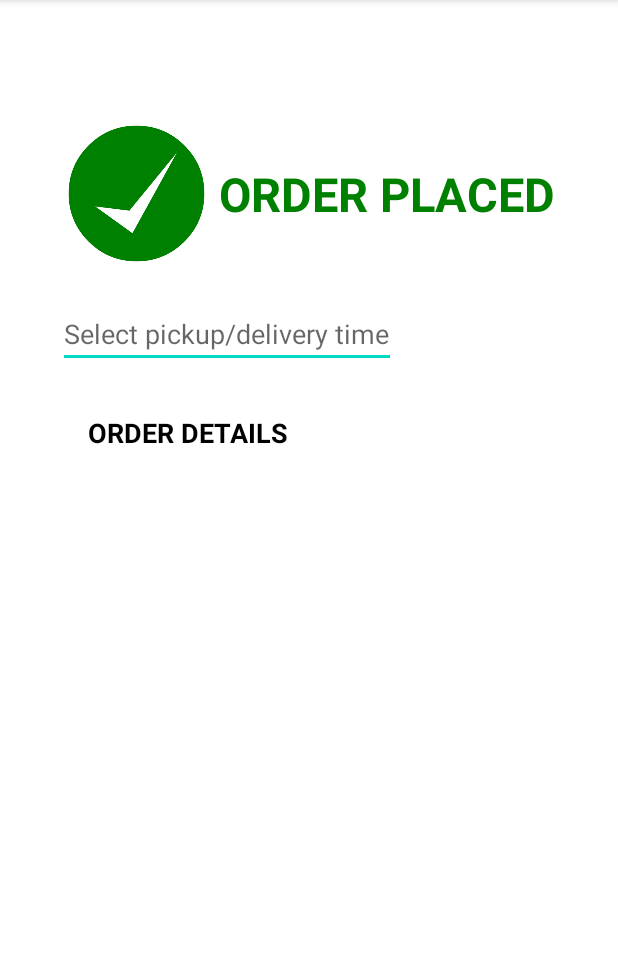
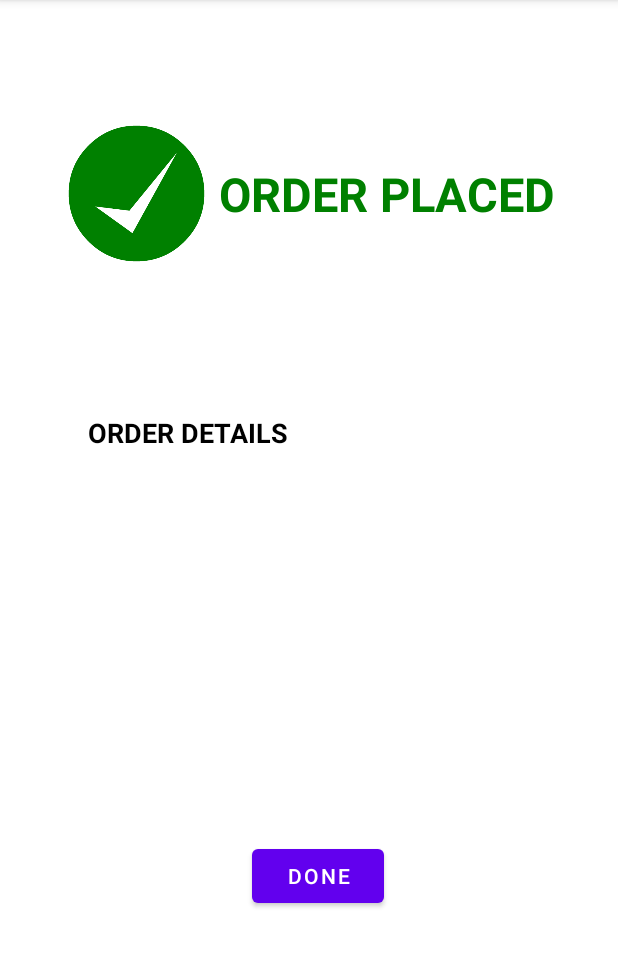
Before and after one commit to MofifoluwaLekeAkinrowo3651/Basic-Pizza-Android-App, an Android app: the AkinrowoActivity2 screen opened directly, with no data from a screen before it, after a tap on "ORDER", on a phone screen of 412 x 824 dp, the part 84-1051 px from its top. Run offline under Robolectric (Android 15) with nearby library versions, the phone set to English and light mode, and no system bars.

Commit message:
Commit. Changed date/time picker to alert dialog as per instruction

```diff
--- a/DiekoAssign22/src/main/java/dieko/akinrowo/n01343651/AkinrowoActivity2.java
+++ b/DiekoAssign22/src/main/java/dieko/akinrowo/n01343651/AkinrowoActivity2.java
@@ -47,7 +47,6 @@ public class AkinrowoActivity2 extends AppCompatActivity implements AdapterView.
         provinces.add("Saskatchewan");
         provinces.add("Yukon");
 
-
         ArrayAdapter array = new ArrayAdapter(this, android.R.layout.simple_spinner_item, provinces);
         array.setDropDownViewResource(android.R.layout.simple_spinner_dropdown_item);
         province.setAdapter(array);
@@ -69,6 +68,21 @@ public class AkinrowoActivity2 extends AppCompatActivity implements AdapterView.
                     if (address.getText().toString().trim().equalsIgnoreCase("")) {
                         address.setError("Please enter address");
                     }
+                    else {
+                        newActivity();
+                    }
+
+            TextView checkoutname = findViewById(R.id.diekoet);
+            TextView checkoutaddress = findViewById(R.id.diekoaddress);
+            TextView checkoutpostc = findViewById(R.id.diekopostc);
+
+            Intent intent = new Intent(AkinrowoActivity2.this, AkinrowoActivity3.class);
+            intent.putExtra("Name", checkoutname.getText().toString());
+            intent.putExtra("Address", checkoutaddress.getText().toString());
+            intent.putExtra("Postcode", checkoutpostc.getText().toString());
+            startActivity(intent);
+
+                });
 
             name.setOnKeyListener(new View.OnKeyListener() {
                 @Override
@@ -116,30 +130,12 @@ public class AkinrowoActivity2 extends AppCompatActivity implements AdapterView.
                 }
             });
 
-            TextView checkoutname = findViewById(R.id.diekoet);
-            TextView checkoutaddress = findViewById(R.id.diekoaddress);
-            TextView checkoutpostc = findViewById(R.id.diekopostc);
-            RadioButton size = findViewById(R.id.diekosm);
-
-            Intent intent = new Intent(AkinrowoActivity2.this, AkinrowoActivity3.class);
-            intent.putExtra("Name", checkoutname.getText().toString());
-            intent.putExtra("Address", checkoutaddress.getText().toString());
-            intent.putExtra("Postcode", checkoutpostc.getText().toString());
-
-            startActivity(intent);
-        });
-
-//        TextView checkoutname = findViewById(R.id.diekoet);
-//        TextView checkoutaddress = findViewById(R.id.diekoaddress);
-//        TextView checkoutpostc= findViewById(R.id.diekopostc);
-//
-//        Intent intent = new Intent(AkinrowoActivity2.this,AkinrowoActivity3.class);
-//        intent.putExtra("Name", checkoutname.getText().toString());
-//        intent.putExtra("Address", checkoutaddress.getText().toString());
-//        intent.putExtra("Postcode", checkoutpostc.getText().toString());
-//
         }
 
+    public void newActivity(){
+        Intent intent = new Intent(AkinrowoActivity2.this, AkinrowoActivity3.class);
+        startActivity(intent);
+    }
         @Override
         public void onItemSelected (AdapterView < ? > parent, View view,int position, long id){
 //do nothing
--- a/DiekoAssign22/src/main/res/layout/activity_final.xml
+++ b/DiekoAssign22/src/main/res/layout/activity_final.xml
@@ -71,15 +71,25 @@
         app:layout_constraintStart_toStartOf="parent"
         app:layout_constraintTop_toTopOf="parent" />
 
-    <EditText
-        android:id="@+id/diekodatetimepicker"
+    <Button
+        android:id="@+id/diekodone"
         android:layout_width="wrap_content"
         android:layout_height="wrap_content"
-        android:layout_marginTop="200dp"
-        android:layout_marginEnd="148dp"
-        android:hint="@string/select_pickup_delivery_time"
-        app:layout_constraintEnd_toEndOf="parent"
-        app:layout_constraintTop_toTopOf="parent" />
+        android:layout_marginEnd="156dp"
+        android:layout_marginBottom="160dp"
+        android:text="@string/done"
+        app:layout_constraintBottom_toBottomOf="parent"
+        app:layout_constraintEnd_toEndOf="parent" />
+
+    <!--    <EditText-->
+<!--        android:id="@+id/diekodatetimepicker"-->
+<!--        android:layout_width="wrap_content"-->
+<!--        android:layout_height="wrap_content"-->
+<!--        android:layout_marginTop="200dp"-->
+<!--        android:layout_marginEnd="148dp"-->
+<!--        android:hint="@string/select_pickup_delivery_time"-->
+<!--        app:layout_constraintEnd_toEndOf="parent"-->
+<!--        app:layout_constraintTop_toTopOf="parent" />-->
 
     <!--    <TextView-->
 <!--        android:id="@+id/diekoprovinceview"-->
--- a/DiekoAssign22/src/main/res/values/strings.xml
+++ b/DiekoAssign22/src/main/res/values/strings.xml
@@ -44,5 +44,6 @@
     <string name="order_placed">ORDER PLACED</string>
     <string name="order_details">ORDER DETAILS</string>
     <string name="select_pickup_delivery_time">Select pickup/delivery time</string>
+    <string name="done">DONE</string>
 
 </resources>
```
Also changed, not shown: DiekoAssign22/src/main/java/dieko/akinrowo/n01343651/AkinrowoActivity3.java (+61 -29 lines). Lines whose indentation alone changed are shown as unchanged.
